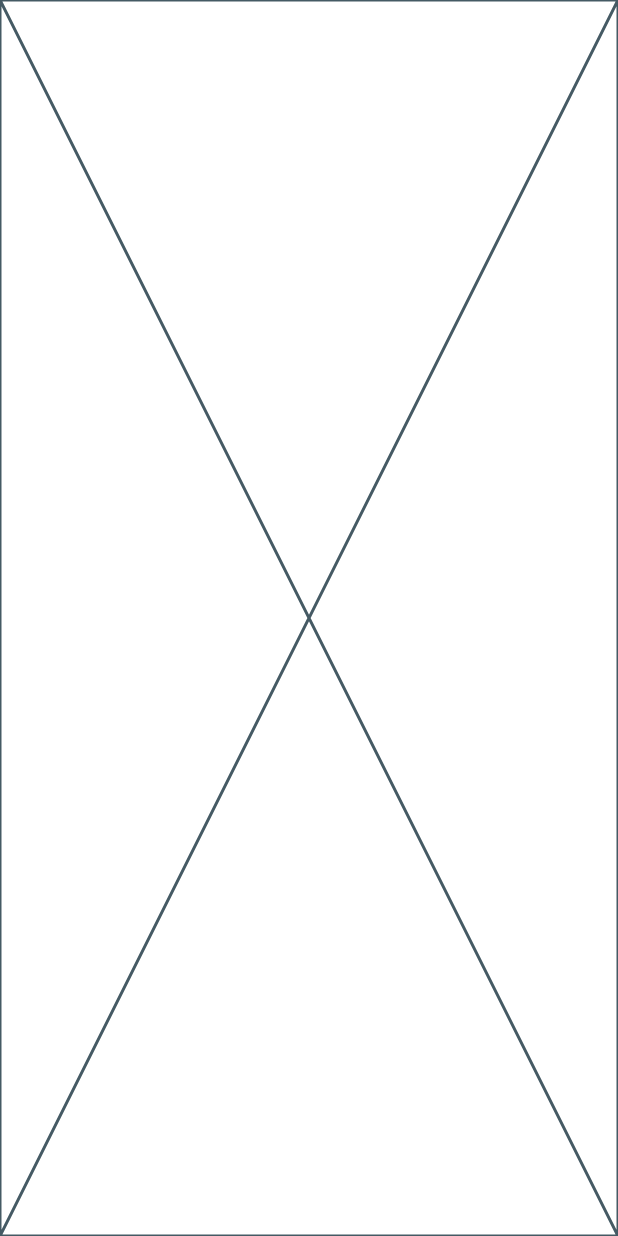
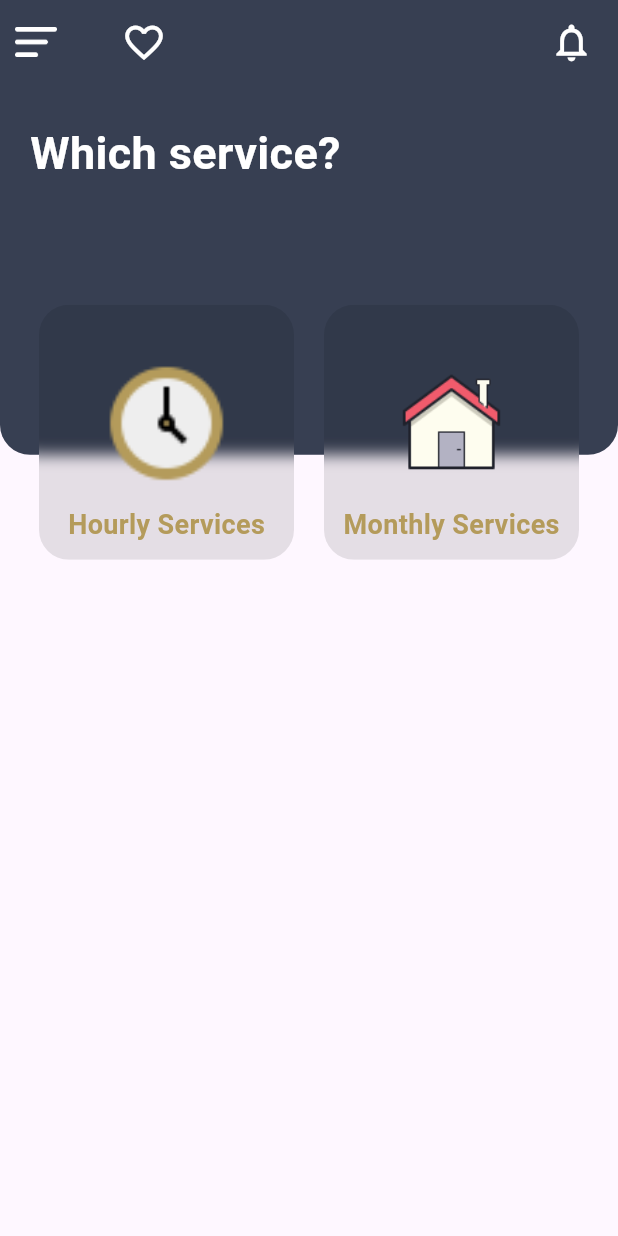
Before and after one commit to MohamedAdel022/maharah, a Flutter app: the screen it shows after launch, on a phone screen of 412 x 824 dp. Run offline on Flutter 3.47's test engine with Material 3 defaults, Android fonts, the phone set to English and light mode, and no system bars.

```diff
--- /dev/null
+++ b/lib/constants.dart
@@ -0,0 +1,4 @@
+import 'package:flutter/material.dart';
+
+const appBarColor = Color(0xff373F52);
+const textColor = Color(0xffB49B5B);
--- /dev/null
+++ b/lib/core/helpers/image_assets.dart
@@ -0,0 +1,6 @@
+class ImageAssets {
+  static const String menuIcon = 'assets/images/menu_icon.png';
+  static const String houseIcon = 'assets/images/house.png';
+  static const String house3dIcon = 'assets/images/3d-house.png';
+  static const String clock='assets/images/clock.png';
+}
--- /dev/null
+++ b/lib/core/helpers/image_helper.dart
@@ -0,0 +1,48 @@
+import 'package:flutter/material.dart';
+class ImageHelper{
+  static Widget loadFromAsset(
+      String imageFilePath, {
+        double? width,
+        double? height,
+        BorderRadius? radius,
+        BoxFit? fit,
+        Color? tintColor,
+        Alignment? alignment
+      }){
+    return ClipRRect(
+      borderRadius: radius?? BorderRadius.zero,
+      child: Image.asset(
+        imageFilePath,
+        width: width,
+        height: height,
+        fit: fit?? BoxFit.contain,
+        color: tintColor,
+        alignment: alignment?? Alignment.center,
+      ),
+    );
+  }
+  static Widget loadFromNetwork(
+      String imageFilePath, {
+        double? width,
+        double? height,
+        BorderRadius? radius,
+        BoxFit? fit,
+        Color? tintColor,
+        Alignment? alignment
+      }){
+    return ClipRRect(
+      borderRadius: radius?? BorderRadius.zero,
+      child: Image.network(
+        imageFilePath,
+        width: width,
+        height: height,
+        fit: fit?? BoxFit.cover,
+        color: tintColor,
+        alignment: alignment?? Alignment.center,
+        errorBuilder: (context, error, stackTrace) {
+          return loadFromAsset('assets/images/hotel2.png',fit: fit);
+        } ,
+      ),
+    );
+  }
+}
--- /dev/null
+++ b/lib/core/models/onboarding_model.dart
@@ -0,0 +1,11 @@
+class OnboardingModel {
+  final String title;
+  final String description;
+  final String image;
+
+  const OnboardingModel({
+    required this.title,
+    required this.description,
+    required this.image,
+  });
+}
--- a/lib/core/utils/assets.dart
+++ b/lib/core/utils/app_images.dart
@@ -6,9 +6,21 @@ class Assets {
   /// assets/images/3d-house.png
   static const String images3dHouse = "assets/images/3d-house.png";
 
+  /// Assets for imagesClock
+  /// assets/images/clock.png
+  static const String imagesClock = "assets/images/clock.png";
+
+  /// Assets for imagesHouse
+  /// assets/images/house.png
+  static const String imagesHouse = "assets/images/house.png";
+
   /// Assets for imagesImage
   /// assets/images/image.png
   static const String imagesImage = "assets/images/image.png";
+
+  /// Assets for imagesMenuIcon
+  /// assets/images/menu_icon.png
+  static const String imagesMenuIcon = "assets/images/menu_icon.png";
 
   /// Assets for imagesNoroot
   /// assets/images/noroot.png
--- /dev/null
+++ b/lib/core/utils/app_style.dart
@@ -0,0 +1,3 @@
+class AppStyle {
+
+}
--- a/lib/main.dart
+++ b/lib/main.dart
@@ -1,5 +1,6 @@
 import 'package:flutter/material.dart';
 import 'package:maharah/views/home_view.dart';
+import 'package:maharah/views/onboarding.dart';
 
 void main() {
   runApp(const MyApp());
--- a/lib/views/home_view.dart
+++ b/lib/views/home_view.dart
@@ -1,10 +1,62 @@
 import 'package:flutter/material.dart';
+import 'package:maharah/constants.dart';
+import 'package:maharah/core/utils/app_images.dart';
+import 'package:maharah/views/widgets/home_app_bar.dart';
+import 'package:maharah/views/widgets/home_main_item.dart';
+
 
 class HomeView extends StatelessWidget {
   const HomeView({super.key});
 
   @override
   Widget build(BuildContext context) {
-    return const Placeholder();
+    return Scaffold(
+      appBar: const HomeAppBar(),
+      body: Column(
+        children: [
+          Stack(
+            clipBehavior: Clip.none,
+            children: [
+              Container(
+                height: MediaQuery.of(context).size.height * .3,
+                decoration: const BoxDecoration(
+                    color: appBarColor,
+                    borderRadius:
+                        BorderRadius.vertical(bottom: Radius.circular(20))),
+              ),
+              Positioned(
+                  top: MediaQuery.of(context).size.height * .03,
+                  left: 20,
+                  child: const Text(
+                    'Which service?',
+                    style: TextStyle(
+                        color: Colors.white,
+                        fontSize: 30,
+                        fontWeight: FontWeight.bold),
+                  )),
+              const Positioned(
+                bottom: -70,
+                left: 0,
+                right: 0,
+                child: Row(
+                  mainAxisAlignment: MainAxisAlignment.center,
+                  children: [
+                    HomeMainItem(
+                      title: 'Hourly Services',
+                      img: Assets.imagesClock,
+                    ),
+                    SizedBox(width: 20),
+                    HomeMainItem(
+                      title: 'Monthly Services',
+                      img: Assets.imagesHouse,
+                    ),
+                  ],
+                ),
+              ),
+            ],
+          )
+        ],
+      ),
+    );
   }
 }
--- a/lib/views/onboarding.dart
+++ b/lib/views/onboarding.dart
@@ -0,0 +1,38 @@
+import 'package:flutter/material.dart';
+import 'package:maharah/core/models/onboarding_model.dart';
+import 'package:maharah/core/utils/app_images.dart';
+
+class Onboarding extends StatefulWidget {
+  const Onboarding({super.key});
+
+  @override
+  State<Onboarding> createState() => _OnboardingState();
+}
+
+class _OnboardingState extends State<Onboarding> {
+  final List<OnboardingModel> onboardingList = [
+    const OnboardingModel(
+      title: 'Title 2',
+      description: 'Description 2',
+      image: 'assets/images/onboarding2.png',
+    ),
+    const OnboardingModel(
+      title: 'Monthly Services',
+      description: 'Description 1',
+      image: Assets.images3dHouse,
+    ),
+    const OnboardingModel(
+      title: 'Title 3',
+      description: 'Description 3',
+      image: 'assets/images/onboarding3.png',
+    ),
+  ];
+  @override
+  Widget build(BuildContext context) {
+    return const Column(
+      children: [
+
+      ],
+    );
+  }
+}
--- /dev/null
+++ b/lib/views/widgets/home_app_bar.dart
@@ -0,0 +1,43 @@
+import 'package:flutter/material.dart';
+import 'package:maharah/constants.dart';
+import 'package:maharah/core/helpers/image_assets.dart';
+import 'package:maharah/core/helpers/image_helper.dart';
+
+
+class HomeAppBar extends StatelessWidget implements PreferredSizeWidget {
+  const HomeAppBar({
+    super.key,
+  });
+
+  @override
+  Widget build(BuildContext context) {
+    return AppBar(
+      backgroundColor: appBarColor,
+      // leadingWidth: MediaQuery.of(context).size.width * .3,
+      leading: Row(
+        children: [
+          const SizedBox(
+            width: 10,
+          ),
+          ImageHelper.loadFromAsset(ImageAssets.menuIcon, width: 28),
+        ],
+      ),
+      title: const Row(
+        children: [
+          IconButton(
+              onPressed: null,
+              icon: Icon(
+                Icons.favorite_outline,
+                color: Colors.white,
+                size: 30,
+              )),
+          Spacer(),
+          Icon(Icons.notifications_outlined, color: Colors.white, size: 30),
+        ],
+      ),
+    );
+  }
+
+  @override
+  Size get preferredSize => const Size.fromHeight(kToolbarHeight);
+}
--- /dev/null
+++ b/lib/views/widgets/home_main_item.dart
@@ -0,0 +1,47 @@
+import 'dart:ui';
+import 'package:flutter/material.dart';
+import 'package:maharah/constants.dart';
+import 'package:maharah/core/helpers/image_helper.dart';
+
+
+class HomeMainItem extends StatelessWidget {
+  const HomeMainItem({
+    super.key,
+    required this.title,
+    required this.img,
+  });
+  final String title;
+  final String img;
+
+  @override
+  Widget build(BuildContext context) {
+    return ClipRRect(
+      borderRadius: BorderRadius.circular(20),
+      child: BackdropFilter(
+        filter: ImageFilter.blur(sigmaX: 8, sigmaY: 5),
+        child: Container(
+          decoration: BoxDecoration(
+            color: Colors.black.withOpacity(0.1),
+          ),
+          height: 170,
+          width: 170,
+          child: Column(
+            children: [
+              const Spacer(),
+              ImageHelper.loadFromAsset(img, width: 90),
+              const SizedBox(height: 10),
+              Text(
+                title,
+                style: const TextStyle(
+                    color: textColor,
+                    fontSize: 18,
+                    fontWeight: FontWeight.bold),
+              ),
+              const SizedBox(height: 10),
+            ],
+          ),
+        ),
+      ),
+    );
+  }
+}
--- a/pubspec.yaml
+++ b/pubspec.yaml
@@ -90,5 +90,5 @@ flutter:
 flutter_assets:
   assets_path: assets/images/
   output_path: lib/core/utils
-  filename: assets.dart
+  filename: app_images.dart
   field_prefix:
```
Also changed, not shown: assets/images/clock.png (added), assets/images/house.png (added), assets/images/menu_icon.png (added).
